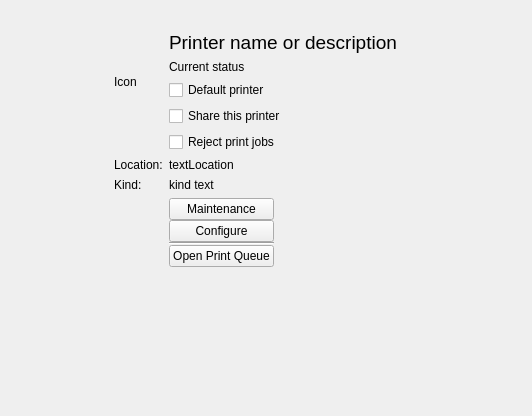
Qt form printer-manager-kcm/PrinterDescription.ui (KDE/print-manager) before a commit.
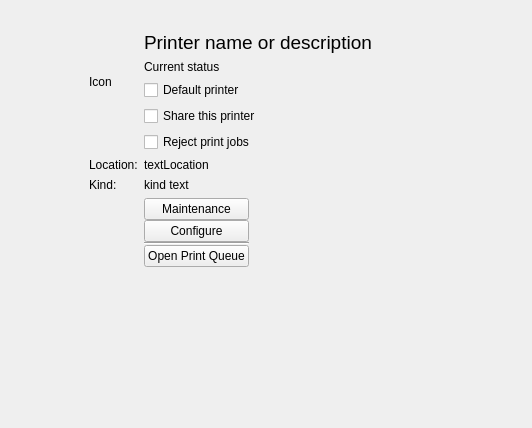
The same form after that commit. Custom widgets are drawn as their Qt base class.

Commit message: Make PrinterDelegate respect user's icon sizes to work with high resolution monitors

Patch:
```diff
--- a/printer-manager-kcm/PrinterDescription.ui
+++ b/printer-manager-kcm/PrinterDescription.ui
@@ -7,7 +7,7 @@
     <x>0</x>
     <y>0</y>
     <width>532</width>
-    <height>416</height>
+    <height>428</height>
    </rect>
   </property>
   <layout class="QGridLayout" name="gridLayout">
@@ -70,7 +70,7 @@
          </property>
          <property name="minimumSize">
           <size>
-           <width>250</width>
+           <width>300</width>
            <height>0</height>
           </size>
          </property>
@@ -86,7 +86,7 @@
           <set>Qt::AlignLeading|Qt::AlignLeft|Qt::AlignVCenter</set>
          </property>
          <property name="wordWrap">
-          <bool>true</bool>
+          <bool>false</bool>
          </property>
         </widget>
        </item>
```
The commit also changes 4 other files.
